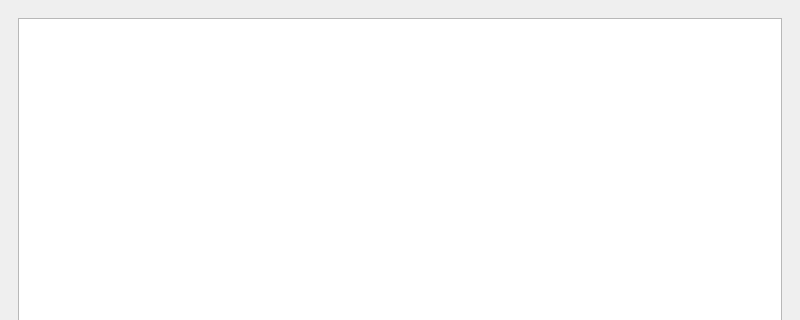
This is UI/photographview.ui in textbrowser/biblioteq as Qt 5 draws it before an edit; both pictures show x 0 to 800 and y 0 to 320 of the 800 by 600 pixel window. The edited form follows.
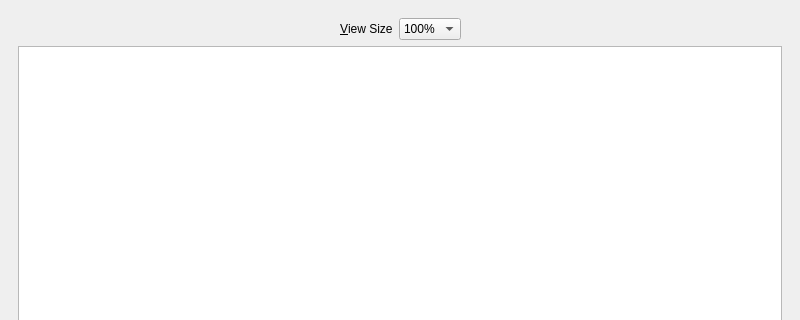
This is the edited form. Icons and pictures are not drawn.

Commit message: Image size option.

```diff
--- a/UI/photographview.ui
+++ b/UI/photographview.ui
@@ -22,6 +22,73 @@
     <item>
      <widget class="QFrame" name="frame">
       <layout class="QVBoxLayout">
+       <item>
+        <layout class="QHBoxLayout" name="horizontalLayout">
+         <item>
+          <spacer name="horizontalSpacer_2">
+           <property name="orientation">
+            <enum>Qt::Horizontal</enum>
+           </property>
+           <property name="sizeHint" stdset="0">
+            <size>
+             <width>40</width>
+             <height>20</height>
+            </size>
+           </property>
+          </spacer>
+         </item>
+         <item>
+          <widget class="QLabel" name="label">
+           <property name="text">
+            <string>&amp;View Size</string>
+           </property>
+           <property name="buddy">
+            <cstring>view_size</cstring>
+           </property>
+          </widget>
+         </item>
+         <item>
+          <widget class="QComboBox" name="view_size">
+           <property name="sizeAdjustPolicy">
+            <enum>QComboBox::AdjustToContents</enum>
+           </property>
+           <item>
+            <property name="text">
+             <string>100%</string>
+            </property>
+           </item>
+           <item>
+            <property name="text">
+             <string>80%</string>
+            </property>
+           </item>
+           <item>
+            <property name="text">
+             <string>50%</string>
+            </property>
+           </item>
+           <item>
+            <property name="text">
+             <string>25%</string>
+            </property>
+           </item>
+          </widget>
+         </item>
+         <item>
+          <spacer name="horizontalSpacer">
+           <property name="orientation">
+            <enum>Qt::Horizontal</enum>
+           </property>
+           <property name="sizeHint" stdset="0">
+            <size>
+             <width>40</width>
+             <height>20</height>
+            </size>
+           </property>
+          </spacer>
+         </item>
+        </layout>
+       </item>
        <item>
         <widget class="QGraphicsView" name="view"/>
        </item>
```
Left out of the diff: 1 changed line with no effect on the pictures.
